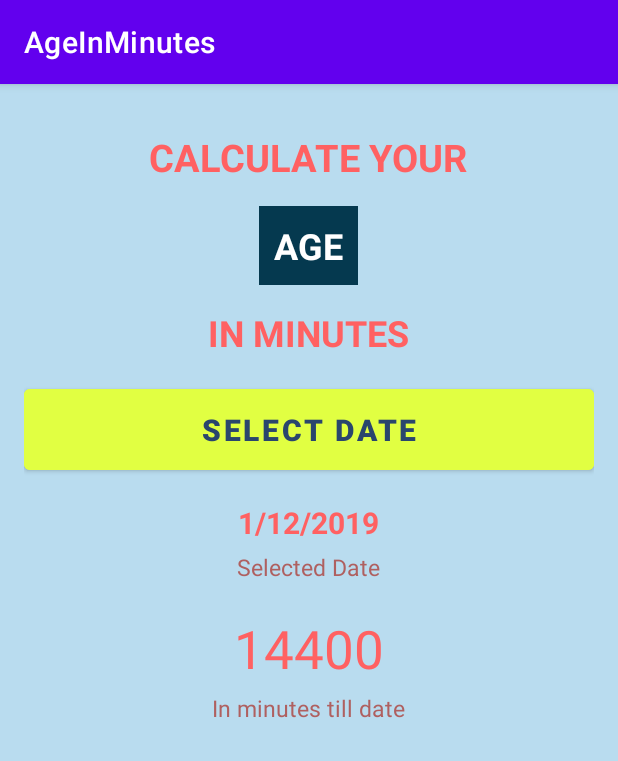
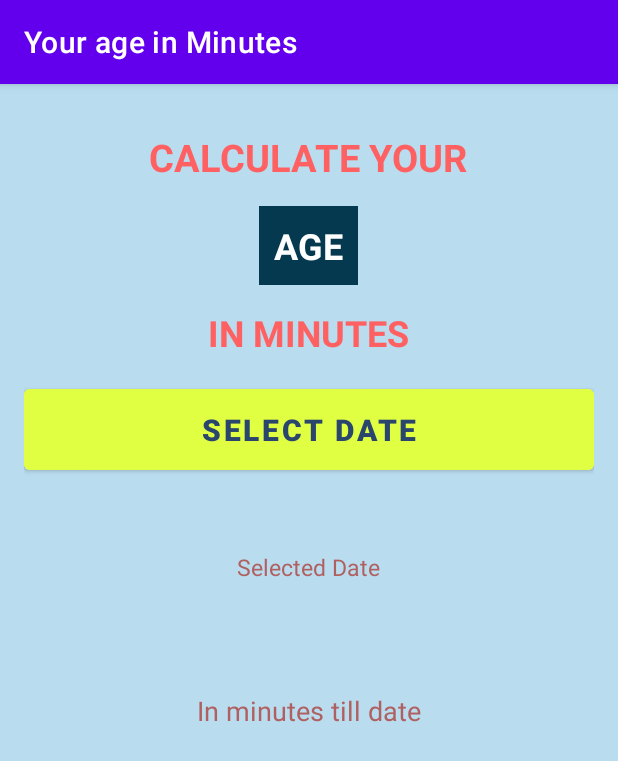
Before and after one commit to Dariwka/AgeInMinutes, an Android app: the screen it shows after launch (MainActivity), on a phone screen of 412 x 824 dp. Shown: the top 761 px of the screen. Run offline under Robolectric (Android 15) with nearby library versions, the phone set to English and light mode, and no system bars.

Commit message:
add simple design for app

```diff
--- a/app/src/main/res/layout/activity_main.xml
+++ b/app/src/main/res/layout/activity_main.xml
@@ -20,7 +20,7 @@
         android:textStyle="bold" />
 
     <TextView
-        android:id="@+id/textView2"
+        android:id="@+id/textView"
         android:layout_width="wrap_content"
         android:layout_height="wrap_content"
         android:layout_marginTop="15dp"
@@ -41,6 +41,7 @@
         android:textStyle="bold" />
 
     <Button
+        android:id="@+id/btnDatePicker"
         android:layout_width="match_parent"
         android:layout_height="wrap_content"
         android:text="Select Date"
@@ -53,10 +54,10 @@
         />
 
     <TextView
+        android:id="@+id/tvSelectedDate"
         android:layout_width="wrap_content"
         android:layout_height="wrap_content"
         android:layout_marginTop="15dp"
-        android:text="1/12/2019"
         android:textColor="@color/colorText"
         android:textSize="20sp"
         android:textStyle="bold" />
@@ -70,10 +71,11 @@
         android:textSize="15sp"/>
 
     <TextView
+        android:id="@+id/tvSelectedDateInMinutes"
         android:layout_width="wrap_content"
         android:layout_height="wrap_content"
-        android:layout_marginTop="20dp"
-        android:text="14400"
+        android:layout_marginTop="20sp"
+
         android:textColor="@color/colorText"
         android:textSize="35sp"
         />
@@ -84,9 +86,7 @@
         android:layout_marginTop="5dp"
         android:text="In minutes till date"
         android:textColor="@color/colorUnderText"
-        android:textSize="15sp"/>
-
-
+        android:textSize="18sp"/>
 
 
 </LinearLayout>
--- a/app/src/main/res/values/strings.xml
+++ b/app/src/main/res/values/strings.xml
@@ -1,3 +1,3 @@
 <resources>
-    <string name="app_name">AgeInMinutes</string>
+    <string name="app_name">Your age in Minutes</string>
 </resources>
```
